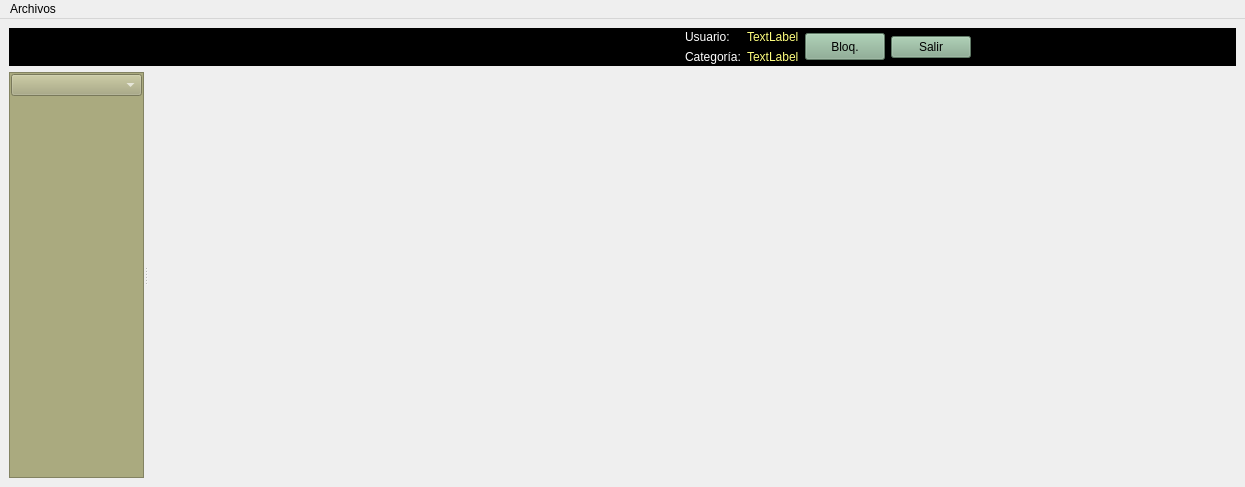
arcnexus/RedFoX, file mainwindow.ui: the form before one commit.
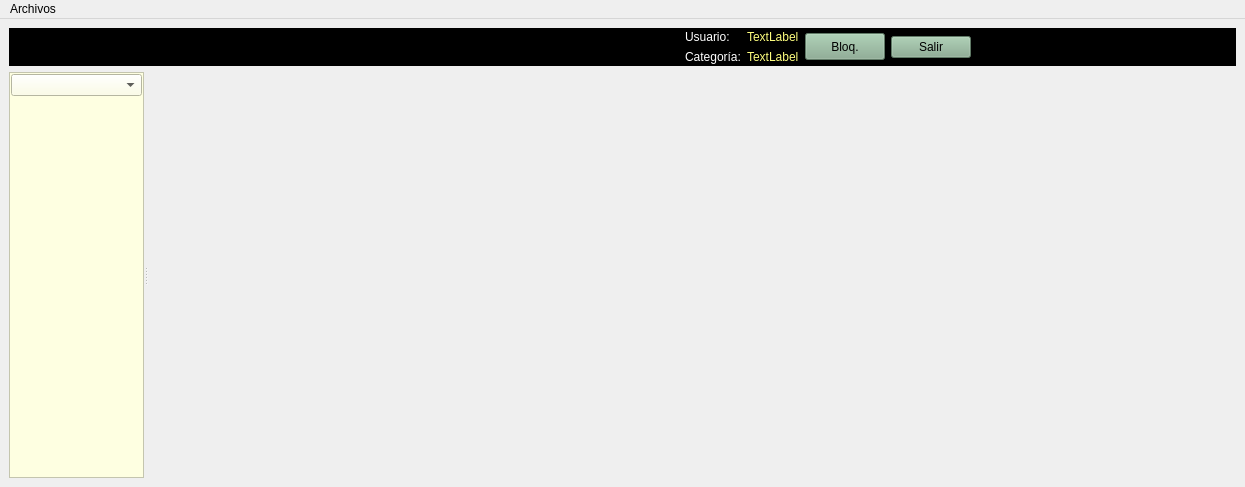
The form after the commit. Icons and pictures are not drawn.

Patch:
```diff
--- a/mainwindow.ui
+++ b/mainwindow.ui
@@ -575,7 +575,7 @@
         </size>
        </property>
        <property name="styleSheet">
-        <string notr="true">background-color: rgb(170, 170, 127);</string>
+        <string notr="true">background-color: rgb(254, 255, 225);</string>
        </property>
        <property name="frameShape">
         <enum>QFrame::StyledPanel</enum>
@@ -597,13 +597,7 @@
          <number>1</number>
         </property>
         <item>
-         <widget class="QComboBox" name="comboBox">
-          <property name="styleSheet">
-           <string notr="true">color: rgb(255, 255, 255);
-selection-background-color: rgb(255, 255, 127);
-selection-color: rgb(0, 0, 0);</string>
-          </property>
-         </widget>
+         <widget class="QComboBox" name="comboBox"/>
         </item>
         <item>
          <widget class="QStackedWidget" name="modulesStack">
```
